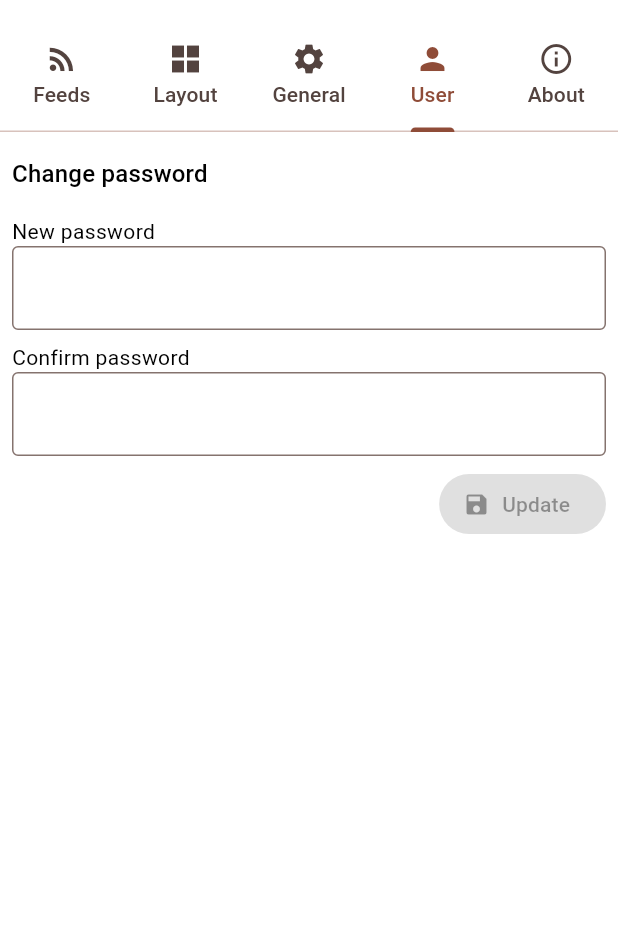
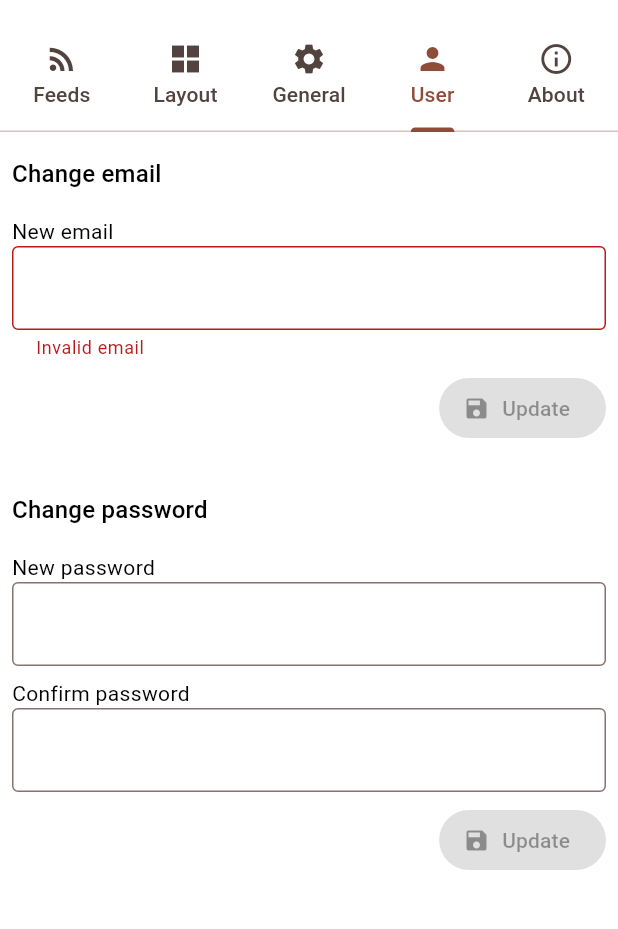
Before and after one commit to Fauteck/newsku, a Flutter app: the SettingsScreen screen opened by its route, tab 4 chosen, on a phone screen of 412 x 824 dp, the part 63-992 px from its top. Run offline on Flutter 3.47's test engine with Material 3 defaults, Android fonts, the phone set to English and light mode, and no system bars; our stand-ins replace auto_route, cached_network_image, device_info_plus, dynamic_color, easy_debounce, file_picker and 11 more; missing offline and left inert: feedback, file_saver, material_loading_indicator, motor, oidc; accounts and stored records are empty; statements that could not run were skipped.

Commit message:
allow users to update their email

```diff
--- a/src/main/app/lib/l10n/app_en.arb
+++ b/src/main/app/lib/l10n/app_en.arb
@@ -119,5 +119,8 @@
     "user": "User",
     "emailDigestTitle": "Email digest",
     "emailDigest": "{digest, select, daily{Daily} weekly{Weekly} monthly{Montly} other{{digest}}}",
-    "emailDigestExplanation": "Receive periodic emails with the top rated articles in the past selected period"
+    "emailDigestExplanation": "Receive periodic emails with the top rated articles in the past selected period",
+    "changeEmail": "Change email",
+    "newEmail": "New email",
+    "emailUpdated": "Email updated"
 }
--- a/src/main/app/lib/l10n/app_localizations.dart
+++ b/src/main/app/lib/l10n/app_localizations.dart
@@ -816,6 +816,24 @@ abstract class AppLocalizations {
   /// In en, this message translates to:
   /// **'Receive periodic emails with the top rated articles in the past selected period'**
   String get emailDigestExplanation;
+
+  /// No description provided for @changeEmail.
+  ///
+  /// In en, this message translates to:
+  /// **'Change email'**
+  String get changeEmail;
+
+  /// No description provided for @newEmail.
+  ///
+  /// In en, this message translates to:
+  /// **'New email'**
+  String get newEmail;
+
+  /// No description provided for @emailUpdated.
+  ///
+  /// In en, this message translates to:
+  /// **'Email updated'**
+  String get emailUpdated;
 }
 
 class _AppLocalizationsDelegate extends LocalizationsDelegate<AppLocalizations> {
--- a/src/main/app/lib/l10n/app_localizations_en.dart
+++ b/src/main/app/lib/l10n/app_localizations_en.dart
@@ -440,4 +440,13 @@ class AppLocalizationsEn extends AppLocalizations {
   @override
   String get emailDigestExplanation =>
       'Receive periodic emails with the top rated articles in the past selected period';
+
+  @override
+  String get changeEmail => 'Change email';
+
+  @override
+  String get newEmail => 'New email';
+
+  @override
+  String get emailUpdated => 'Email updated';
 }
--- a/src/main/app/lib/settings/states/user_settings.dart
+++ b/src/main/app/lib/settings/states/user_settings.dart
@@ -3,6 +3,7 @@ import 'package:app/main.dart';
 import 'package:app/user/models/email_digest_frequency.dart';
 import 'package:app/user/models/user.dart';
 import 'package:app/user/services/user_service.dart';
+import 'package:app/user/states/signup.dart';
 import 'package:app/utils/models/with_error.dart';
 import 'package:app/utils/utils.dart';
 import 'package:flutter/material.dart';
@@ -14,16 +15,21 @@ part 'user_settings.freezed.dart';
 class UserSettingsCubit extends Cubit<UserSettingsState> {
   final TextEditingController password = TextEditingController(text: '');
   final TextEditingController repeatPassword = TextEditingController(text: '');
+  late final TextEditingController email;
 
   UserSettingsCubit(super.initialState) {
-    password.addListener(() => emit(state.copyWith(password: password.value.text)));
-    repeatPassword.addListener(() => emit(state.copyWith(repeatPassword: repeatPassword.value.text)));
+    email = TextEditingController(text: state.email);
+
+    password.addListener(() => emit(state.copyWith(password: password.value.text.trim())));
+    repeatPassword.addListener(() => emit(state.copyWith(repeatPassword: repeatPassword.value.text.trim())));
+    email.addListener(() => emit(state.copyWith(email: email.value.text.trim())));
   }
 
   @override
   Future<void> close() {
     password.dispose();
     repeatPassword.dispose();
+    email.dispose();
     return super.close();
   }
 
@@ -35,6 +41,14 @@ class UserSettingsCubit extends Cubit<UserSettingsState> {
       emit(state.copyWith(error: e, stackTrace: s));
     } finally {
       emit(state.copyWith(loading: false));
+    }
+  }
+
+  Future<void> updateEmail() async {
+    var user = identityCubit.currentUser;
+    if (user != null) {
+      user = user.copyWith(email: email.value.text.trim());
+      await updateUser(user);
     }
   }
 
@@ -66,8 +80,13 @@ sealed class UserSettingsState with _$UserSettingsState implements WithError {
     @Default(false) bool loading,
     @Default("") String password,
     @Default("") String repeatPassword,
+    @Default("") String email,
     @Default([]) List<EmailDigestFrequency> digest,
     dynamic error,
     StackTrace? stackTrace,
   }) = _UserSettingsState;
+
+  const UserSettingsState._();
+
+  bool get validEmail => RegExp(emailRegex).hasMatch(email);
 }
--- a/src/main/app/lib/settings/views/tabs/user.dart
+++ b/src/main/app/lib/settings/views/tabs/user.dart
@@ -17,7 +17,12 @@ class UserSettingsTab extends StatelessWidget {
     final colors = Theme.of(context).colorScheme;
     final locals = AppLocalizations.of(context)!;
     return BlocProvider(
-      create: (context) => UserSettingsCubit(UserSettingsState(digest: identityCubit.currentUser?.emailDigest ?? [])),
+      create: (context) => UserSettingsCubit(
+        UserSettingsState(
+          email: identityCubit.currentUser?.email ?? '',
+          digest: identityCubit.currentUser?.emailDigest ?? [],
+        ),
+      ),
       child: BlocBuilder<UserSettingsCubit, UserSettingsState>(
         builder: (context, state) {
           final cubit = context.read<UserSettingsCubit>();
@@ -51,6 +56,30 @@ class UserSettingsTab extends StatelessWidget {
                   ),
                   Gap(pu8),
                 ],
+                Text(locals.changeEmail, style: textTheme.titleMedium),
+                Gap(pu4),
+                Text(locals.newEmail),
+                TextField(
+                  controller: cubit.email,
+                  decoration: InputDecoration(error: state.validEmail ? null : Text(locals.invalidEmail)),
+                ),
+                Gap(pu2),
+                Align(
+                  alignment: .centerRight,
+                  child: FilledButton.tonalIcon(
+                    onPressed: state.loading || !state.validEmail
+                        ? null
+                        : () async {
+                            await cubit.updateEmail();
+                            if (context.mounted) {
+                              ScaffoldMessenger.of(context).showSnackBar(SnackBar(content: Text(locals.emailUpdated)));
+                            }
+                          },
+                    label: Text(locals.update),
+                    icon: Icon(Icons.save),
+                  ),
+                ),
+                Gap(pu8),
                 Text(locals.changePassword, style: textTheme.titleMedium),
                 Gap(pu4),
                 Text(locals.newPassword),
```
Also changed, not shown: src/main/app/lib/settings/states/user_settings.freezed.dart.
